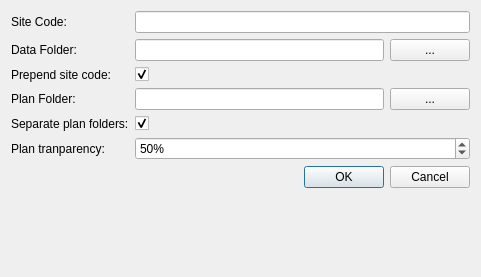
Before: the Qt Designer form core/settings_dialog_base.ui in lparchaeology/ArkPlan, drawn with Qt 5.
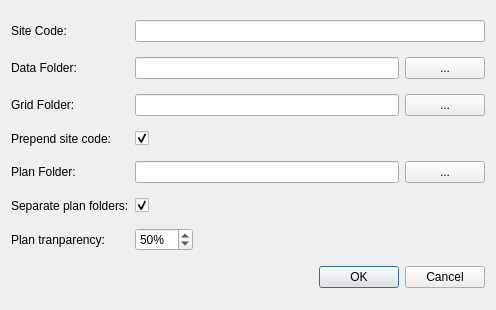
After: the same form once the commit is applied.

Commit message: Clean-up grid dialog and settings

What changed in the file:
```diff
--- a/core/settings_dialog_base.ui
+++ b/core/settings_dialog_base.ui
@@ -6,14 +6,14 @@
    <rect>
     <x>0</x>
     <y>0</y>
-    <width>481</width>
-    <height>277</height>
+    <width>496</width>
+    <height>310</height>
    </rect>
   </property>
   <property name="windowTitle">
    <string>Settings</string>
   </property>
-  <layout class="QFormLayout" name="formLayout">
+  <layout class="QGridLayout" name="gridLayout">
    <item row="0" column="0">
     <widget class="QLabel" name="siteCodeLabel">
      <property name="text">
@@ -57,6 +57,33 @@
      </item>
     </layout>
    </item>
+   <item row="2" column="0">
+    <widget class="QLabel" name="gridFolderLabel">
+     <property name="text">
+      <string>Grid Folder:</string>
+     </property>
+    </widget>
+   </item>
+   <item row="2" column="1">
+    <layout class="QHBoxLayout" name="horizontalLayout_3">
+     <item>
+      <widget class="QLineEdit" name="gridFolderEdit"/>
+     </item>
+     <item>
+      <widget class="QPushButton" name="gridFolderButton">
+       <property name="sizePolicy">
+        <sizepolicy hsizetype="Preferred" vsizetype="Fixed">
+         <horstretch>0</horstretch>
+         <verstretch>0</verstretch>
+        </sizepolicy>
+       </property>
+       <property name="text">
+        <string>...</string>
+       </property>
+      </widget>
+     </item>
+    </layout>
+   </item>
    <item row="3" column="0">
     <widget class="QLabel" name="prependSiteCodeLabel">
      <property name="text">
@@ -107,7 +134,7 @@
      </item>
     </layout>
    </item>
-   <item row="6" column="0">
+   <item row="5" column="0">
     <widget class="QLabel" name="separatePlansLabel">
      <property name="text">
       <string>Separate plan folders:</string>
@@ -117,7 +144,7 @@
      </property>
     </widget>
    </item>
-   <item row="6" column="1">
+   <item row="5" column="1">
     <widget class="QCheckBox" name="separatePlansCheck">
      <property name="toolTip">
       <string>Select if the raw and processed plans should be stored in separate folders.</string>
@@ -130,7 +157,7 @@
      </property>
     </widget>
    </item>
-   <item row="7" column="0">
+   <item row="6" column="0">
     <widget class="QLabel" name="planTransparencyLabel">
      <property name="text">
       <string>Plan tranparency:</string>
@@ -140,7 +167,9 @@
      </property>
     </widget>
    </item>
-   <item row="7" column="1">
+   <item row="6" column="1">
+    <layout class="QHBoxLayout" name="horizontalLayout_4">
+     <item>
     <widget class="QSpinBox" name="planTransparencySpin">
      <property name="suffix">
       <string>%</string>
@@ -153,7 +182,22 @@
      </property>
     </widget>
    </item>
-   <item row="8" column="0" colspan="2">
+     <item>
+      <spacer name="horizontalSpacer">
+       <property name="orientation">
+        <enum>Qt::Horizontal</enum>
+       </property>
+       <property name="sizeHint" stdset="0">
+        <size>
+         <width>40</width>
+         <height>20</height>
+        </size>
+       </property>
+      </spacer>
+     </item>
+    </layout>
+   </item>
+   <item row="7" column="0" colspan="2">
     <widget class="QDialogButtonBox" name="buttonBox">
      <property name="orientation">
       <enum>Qt::Horizontal</enum>
```
Lines whose indentation alone changed are shown as unchanged. The commit also changes 9 other files.
